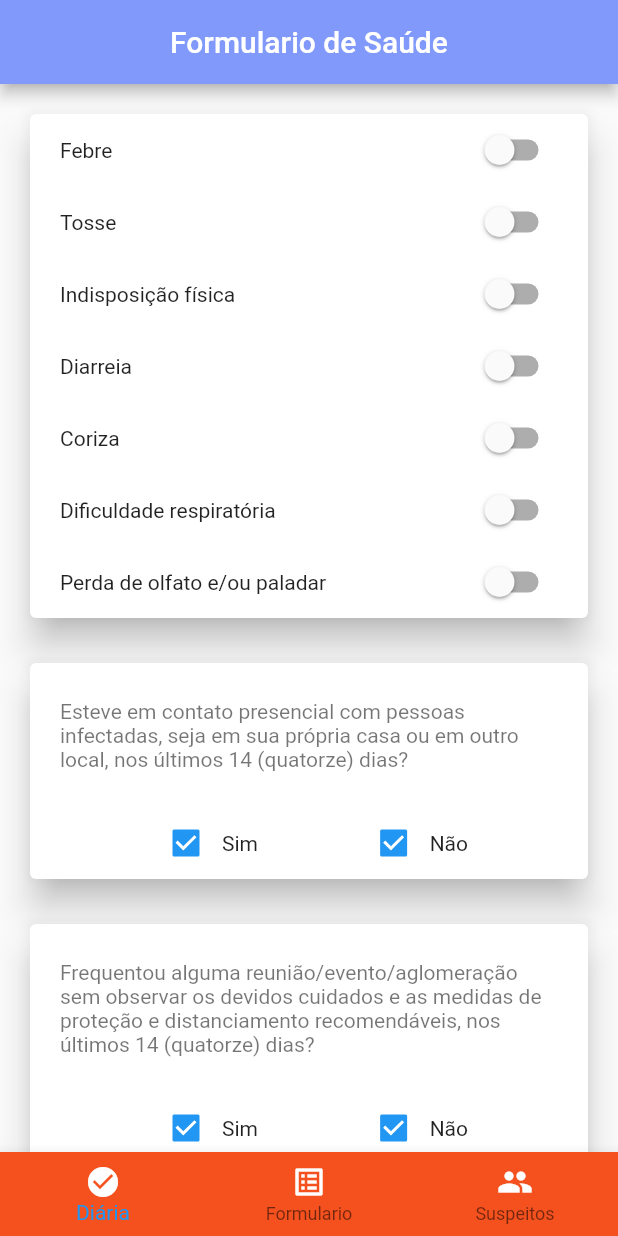
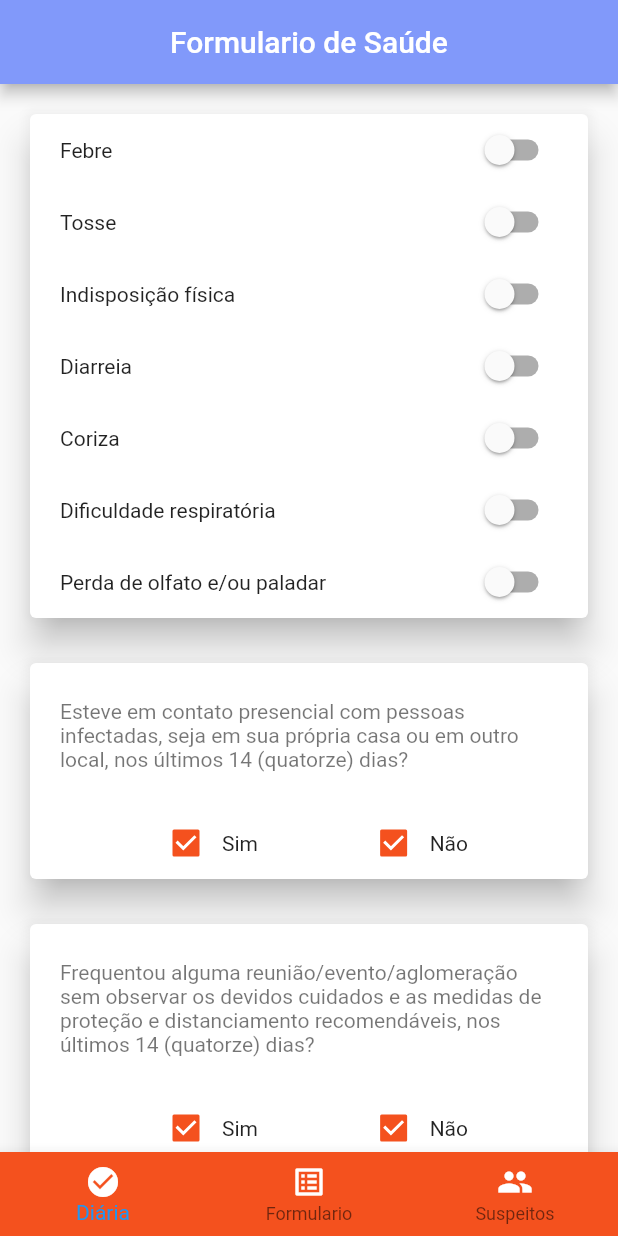
Before and after one commit to ChristianMoraesFagundes/appCoag, a Flutter app: the screen it shows after launch, after a tap on "ACESSAR", on a phone screen of 412 x 824 dp. Run offline on Flutter 3.47's test engine with Material 2 defaults, Android fonts, the light colour scheme and no system bars.

Commit message:
criado pagina de suspeitos,feito modificações no layout das outras paginas, e criado esqueleto da pagina de confirmação diaria

```diff
--- a/lib/src/pages/home_page.dart
+++ b/lib/src/pages/home_page.dart
@@ -1,3 +1,4 @@
+import 'package:app_covid_2/src/pages/suspeitos_page.dart';
 import 'package:flutter/material.dart';
 
 //imports de outras classes
@@ -10,13 +11,13 @@ class HomePage extends StatefulWidget {
 
 class _HomePageState extends State<HomePage> {
   @override
-  bool _check = false;
-  void funcao(bool valor) {
-    setState() {
-      _check = valor;
-    }
-  }
-
+  final ButtonStyle flatButtonStyle = TextButton.styleFrom(
+    minimumSize: Size(88, 36),
+    padding: EdgeInsets.symmetric(horizontal: 16.0),
+    shape: const RoundedRectangleBorder(
+      borderRadius: BorderRadius.all(Radius.circular(2.0)),
+    ),
+  );
   Widget build(BuildContext context) {
     return Scaffold(
       appBar: AppBar(
@@ -27,7 +28,7 @@ class _HomePageState extends State<HomePage> {
       body: SingleChildScrollView(
         child: Column(
           children: [
-            _cardSintomas(funcao, _check),
+            _cardSintomas(),
             SizedBox(
               height: 30.0,
             ),
@@ -43,6 +44,10 @@ class _HomePageState extends State<HomePage> {
             SizedBox(
               height: 30.0,
             ),
+            _botao(flatButtonStyle, context),
+            SizedBox(
+              height: 30.0,
+            ),
           ],
         ),
       ),
@@ -51,7 +56,7 @@ class _HomePageState extends State<HomePage> {
   }
 }
 
-Widget _cardSintomas(Function funcao, bool _check) {
+Widget _cardSintomas() {
   return Card(
     margin: EdgeInsets.only(left: 20.0, right: 20.0, top: 20.0),
     elevation: 10.0,
@@ -63,10 +68,9 @@ Widget _cardSintomas(Function funcao, bool _check) {
               Row(mainAxisAlignment: MainAxisAlignment.spaceBetween, children: [
             Text('Febre'),
             Switch(
-              value: _check,
-              onChanged: (valor) {
-                funcao(valor);
-              },
+              activeColor: Color(0xFFf4511e),
+              value: false,
+              onChanged: (valor) {},
             ),
           ]),
         ),
@@ -76,6 +80,7 @@ Widget _cardSintomas(Function funcao, bool _check) {
               Row(mainAxisAlignment: MainAxisAlignment.spaceBetween, children: [
             Text('Tosse'),
             Switch(
+              activeColor: Color(0xFFf4511e),
               value: false,
               onChanged: (valor) {},
             ),
@@ -87,6 +92,7 @@ Widget _cardSintomas(Function funcao, bool _check) {
               Row(mainAxisAlignment: MainAxisAlignment.spaceBetween, children: [
             Text('Indisposição física'),
             Switch(
+              activeColor: Color(0xFFf4511e),
               value: false,
               onChanged: (valor) {},
             ),
@@ -98,6 +104,7 @@ Widget _cardSintomas(Function funcao, bool _check) {
               Row(mainAxisAlignment: MainAxisAlignment.spaceBetween, children: [
             Text('Diarreia'),
             Switch(
+              activeColor: Color(0xFFf4511e),
               value: false,
               onChanged: (valor) {},
             ),
@@ -109,6 +116,7 @@ Widget _cardSintomas(Function funcao, bool _check) {
               Row(mainAxisAlignment: MainAxisAlignment.spaceBetween, children: [
             Text('Coriza'),
             Switch(
+              activeColor: Color(0xFFf4511e),
               value: false,
               onChanged: (valor) {},
             ),
@@ -120,6 +128,7 @@ Widget _cardSintomas(Function funcao, bool _check) {
               Row(mainAxisAlignment: MainAxisAlignment.spaceBetween, children: [
             Text('Dificuldade respiratória'),
             Switch(
+              activeColor: Color(0xFFf4511e),
               value: false,
               onChanged: (valor) {},
             ),
@@ -131,6 +140,7 @@ Widget _cardSintomas(Function funcao, bool _check) {
               Row(mainAxisAlignment: MainAxisAlignment.spaceBetween, children: [
             Text('Perda de olfato e/ou paladar'),
             Switch(
+              activeColor: Color(0xFFf4511e),
               value: false,
               onChanged: (valor) {},
             ),
@@ -163,11 +173,19 @@ Widget _cardTipo2() {
               mainAxisAlignment: MainAxisAlignment.spaceBetween,
               children: <Widget>[
                 Row(children: [
-                  Checkbox(value: true, onChanged: (valor) {}),
+                  Checkbox(
+                    value: true,
+                    onChanged: (valor) {},
+                    activeColor: Color(0xFFf4511e),
+                  ),
                   Text('Sim'),
                 ]),
                 Row(children: [
-                  Checkbox(value: true, onChanged: (valor) {}),
+                  Checkbox(
+                    value: true,
+                    onChanged: (valor) {},
+                    activeColor: Color(0xFFf4511e),
+                  ),
                   Text('Não'),
                 ]),
               ]),
@@ -199,11 +217,19 @@ Widget _cardTipo3() {
               mainAxisAlignment: MainAxisAlignment.spaceBetween,
               children: <Widget>[
                 Row(children: [
-                  Checkbox(value: true, onChanged: (valor) {}),
+                  Checkbox(
+                    value: true,
+                    onChanged: (valor) {},
+                    activeColor: Color(0xFFf4511e),
+                  ),
                   Text('Sim'),
                 ]),
                 Row(children: [
-                  Checkbox(value: true, onChanged: (valor) {}),
+                  Checkbox(
+                    value: true,
+                    onChanged: (valor) {},
+                    activeColor: Color(0xFFf4511e),
+                  ),
                   Text('Não'),
                 ]),
               ]),
@@ -235,7 +261,11 @@ Widget _cardTipo4() {
               mainAxisAlignment: MainAxisAlignment.spaceBetween,
               children: <Widget>[
                 Row(children: [
-                  Checkbox(value: true, onChanged: (valor) {}),
+                  Checkbox(
+                    value: true,
+                    onChanged: (valor) {},
+                    activeColor: Color(0xFFf4511e),
+                  ),
                   Text('Ciente'),
                 ]),
               ]),
@@ -244,3 +274,32 @@ Widget _cardTipo4() {
     ),
   );
 }
+
+Widget _botao(ButtonStyle flatButtonStyle, BuildContext context) {
+  return Container(
+    width: 200.0,
+    decoration: BoxDecoration(
+      borderRadius: BorderRadius.only(
+          bottomLeft: Radius.circular(50.0),
+          topLeft: Radius.circular(50.0),
+          bottomRight: Radius.circular(50.0),
+          topRight: Radius.circular(50.0)),
+      color: Color(0xFF81d4fa),
+    ),
+    child: TextButton(
+      child: Text(
+        'Salvar',
+        style: TextStyle(color: Colors.black, fontSize: 15.0),
+      ),
+      style: flatButtonStyle,
+      onPressed: () {
+        //temporario
+        final route = MaterialPageRoute(builder: (context) {
+          return SuspeitosPage();
+        });
+
+        Navigator.push(context, route);
+      },
+    ),
+  );
+}
--- a/lib/src/pages/login_page.dart
+++ b/lib/src/pages/login_page.dart
@@ -100,13 +100,6 @@ class _LoginPageState extends State<LoginPage> {
     );
   }
 
-  Widget _criarPessoa() {
-    return ListTile(
-      title: Text('Login:  $_login'),
-      subtitle: Text('Senha: $_senha'),
-    );
-  }
-
   Widget _botao() {
     return Container(
       decoration: BoxDecoration(
@@ -115,7 +108,7 @@ class _LoginPageState extends State<LoginPage> {
             topLeft: Radius.circular(50.0),
             bottomRight: Radius.circular(50.0),
             topRight: Radius.circular(50.0)),
-        color: Color(0xFF03DAC5),
+        color: Color(0xFF81d4fa),
       ),
       child: TextButton(
         child: Text(
--- a/lib/src/widgets/bottomNavigationBar.dart
+++ b/lib/src/widgets/bottomNavigationBar.dart
@@ -6,6 +6,8 @@ class BottonNavBar extends StatelessWidget {
     return BottomNavigationBar(
       currentIndex: 0,
       backgroundColor: Color(0xFFf4511e),
+      selectedLabelStyle: TextStyle(color: Colors.white),
+      unselectedLabelStyle: TextStyle(color: Colors.white),
       items: <BottomNavigationBarItem>[
         BottomNavigationBarItem(
           icon: Icon(
@@ -13,7 +15,7 @@ class BottonNavBar extends StatelessWidget {
             color: Colors.white,
           ),
           label: 'Diária',
-          backgroundColor: Color(0xFFf4511e),
+          //backgroundColor: Color(0xFFf4511e),
         ),
         BottomNavigationBarItem(
           icon: Icon(
@@ -21,7 +23,7 @@ class BottonNavBar extends StatelessWidget {
             color: Colors.white,
           ),
           label: 'Formulario',
-          backgroundColor: Color(0xFFf4511e),
+          //backgroundColor: Color(0xFFf4511e),
         ),
         BottomNavigationBarItem(
           icon: Icon(
@@ -29,7 +31,7 @@ class BottonNavBar extends StatelessWidget {
             color: Colors.white,
           ),
           label: 'Suspeitos',
-          backgroundColor: Color(0xFFf4511e),
+          //backgroundColor: Color(0xFFf4511e),
         ),
       ],
     );
```
Also changed, not shown: lib/src/pages/confirmacao_diaria_page.dart (added, +13 -0 lines), lib/src/pages/suspeitos_page.dart (added, +41 -0 lines).
